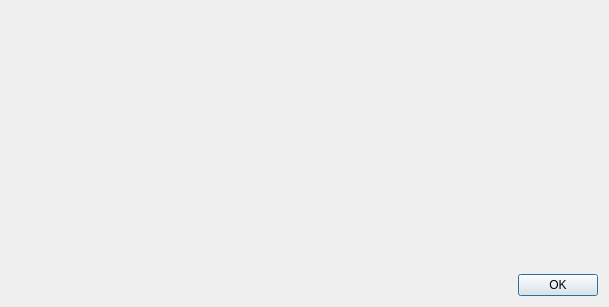
Old version of the form src/desktop/ui/versioncheck.ui in the repository drawpile/Drawpile.
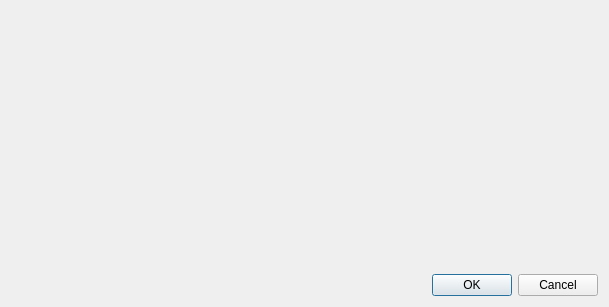
New version of the form. Custom widgets are drawn as their Qt base class.

Commit message:
Open downloads page in browser when updating
Instead of downloading the file from the internet and just running it,
that's the wrong thing to do on every platform except maybe the Windows
installer, but there users know full well how to download and run
something so we don't need to do it for them.

What changed in the file:
```diff
--- a/src/desktop/ui/versioncheck.ui
+++ b/src/desktop/ui/versioncheck.ui
@@ -96,7 +96,7 @@
       <enum>Qt::Horizontal</enum>
      </property>
      <property name="standardButtons">
-      <set>QDialogButtonBox::Ok</set>
+      <set>QDialogButtonBox::Cancel|QDialogButtonBox::Ok</set>
      </property>
     </widget>
    </item>
```
The commit also changes 2 other files.
